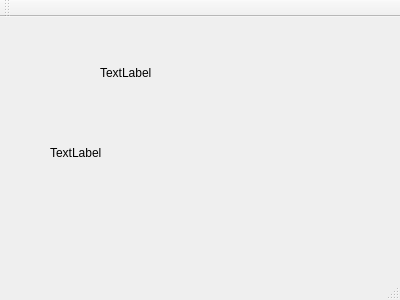
Team-llamas/Project-1, file mainwindow.ui: the form before one commit.
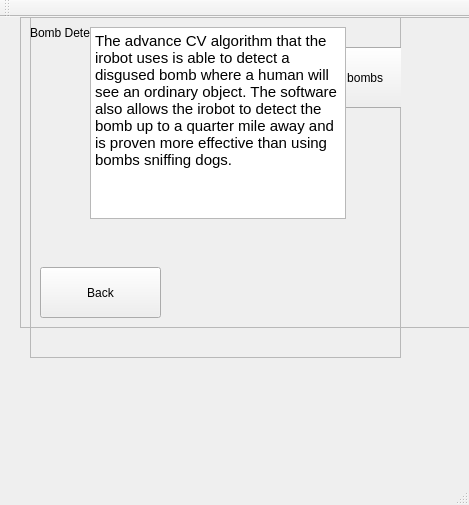
The form after the commit. Icons and pictures are not drawn.

```diff
--- a/mainwindow.ui
+++ b/mainwindow.ui
@@ -6,39 +6,139 @@
    <rect>
     <x>0</x>
     <y>0</y>
-    <width>400</width>
-    <height>300</height>
+    <width>469</width>
+    <height>505</height>
    </rect>
   </property>
   <property name="windowTitle">
    <string>MainWindow</string>
   </property>
   <widget class="QWidget" name="centralWidget">
-   <widget class="QLabel" name="label">
+   <widget class="QFrame" name="mainFrame">
     <property name="geometry">
      <rect>
-      <x>100</x>
-      <y>40</y>
-      <width>111</width>
-      <height>31</height>
+      <x>30</x>
+      <y>0</y>
+      <width>371</width>
+      <height>341</height>
      </rect>
     </property>
-    <property name="text">
-     <string>TextLabel</string>
+    <property name="frameShape">
+     <enum>QFrame::StyledPanel</enum>
     </property>
+    <property name="frameShadow">
+     <enum>QFrame::Raised</enum>
+    </property>
+    <widget class="QLabel" name="robot_pic">
+     <property name="geometry">
+      <rect>
+       <x>20</x>
+       <y>40</y>
+       <width>131</width>
+       <height>281</height>
+      </rect>
+     </property>
+     <property name="autoFillBackground">
+      <bool>false</bool>
+     </property>
+     <property name="text">
+      <string/>
+     </property>
+     <property name="pixmap">
+      <pixmap>../images/robot2.jpeg</pixmap>
+     </property>
+     <property name="scaledContents">
+      <bool>true</bool>
+     </property>
+    </widget>
+    <widget class="QLabel" name="label">
+     <property name="geometry">
+      <rect>
+       <x>0</x>
+       <y>0</y>
+       <width>161</width>
+       <height>31</height>
+      </rect>
+     </property>
+     <property name="text">
+      <string>Bomb Detecting Robot</string>
+     </property>
+    </widget>
+    <widget class="QPushButton" name="pushButton">
+     <property name="geometry">
+      <rect>
+       <x>150</x>
+       <y>30</y>
+       <width>231</width>
+       <height>61</height>
+      </rect>
+     </property>
+     <property name="text">
+      <string>Advance CV for detecting bombs</string>
+     </property>
+    </widget>
    </widget>
-   <widget class="QLabel" name="robot_pic">
+   <widget class="QFrame" name="infoFrame">
     <property name="geometry">
      <rect>
-      <x>50</x>
-      <y>100</y>
-      <width>231</width>
-      <height>71</height>
+      <x>20</x>
+      <y>0</y>
+      <width>461</width>
+      <height>311</height>
      </rect>
     </property>
-    <property name="text">
-     <string>TextLabel</string>
+    <property name="frameShape">
+     <enum>QFrame::StyledPanel</enum>
     </property>
+    <property name="frameShadow">
+     <enum>QFrame::Raised</enum>
+    </property>
+    <widget class="QStackedWidget" name="stackedWidget">
+     <property name="geometry">
+      <rect>
+       <x>20</x>
+       <y>0</y>
+       <width>361</width>
+       <height>241</height>
+      </rect>
+     </property>
+     <property name="currentIndex">
+      <number>0</number>
+     </property>
+     <widget class="QWidget" name="page">
+      <widget class="QTextBrowser" name="textBrowser_2">
+       <property name="geometry">
+        <rect>
+         <x>50</x>
+         <y>10</y>
+         <width>256</width>
+         <height>192</height>
+        </rect>
+       </property>
+       <property name="html">
+        <string>&lt;!DOCTYPE HTML PUBLIC &quot;-//W3C//DTD HTML 4.0//EN&quot; &quot;http://www.w3.org/TR/REC-html40/strict.dtd&quot;&gt;
+&lt;html&gt;&lt;head&gt;&lt;meta name=&quot;qrichtext&quot; content=&quot;1&quot; /&gt;&lt;style type=&quot;text/css&quot;&gt;
+p, li { white-space: pre-wrap; }
+&lt;/style&gt;&lt;/head&gt;&lt;body style=&quot; font-family:'Ubuntu'; font-size:11pt; font-weight:400; font-style:normal;&quot;&gt;
+&lt;p style=&quot; margin-top:0px; margin-bottom:0px; margin-left:0px; margin-right:0px; -qt-block-indent:0; text-indent:0px;&quot;&gt;The advance CV algorithm that the irobot uses is able to detect a disgused bomb where a human will see an ordinary object. The software also allows the irobot to detect the bomb up to a quarter mile away and is proven more effective than using bombs sniffing dogs.&lt;/p&gt;&lt;/body&gt;&lt;/html&gt;</string>
+       </property>
+      </widget>
+     </widget>
+     <widget class="QWidget" name="page_2"/>
+    </widget>
+    <widget class="QPushButton" name="back">
+     <property name="geometry">
+      <rect>
+       <x>20</x>
+       <y>250</y>
+       <width>121</width>
+       <height>51</height>
+      </rect>
+     </property>
+     <property name="text">
+      <string>Back</string>
+     </property>
+    </widget>
    </widget>
   </widget>
   <widget class="QMenuBar" name="menuBar">
```
Left out of the diff: 2 changed lines with no effect on the pictures.
